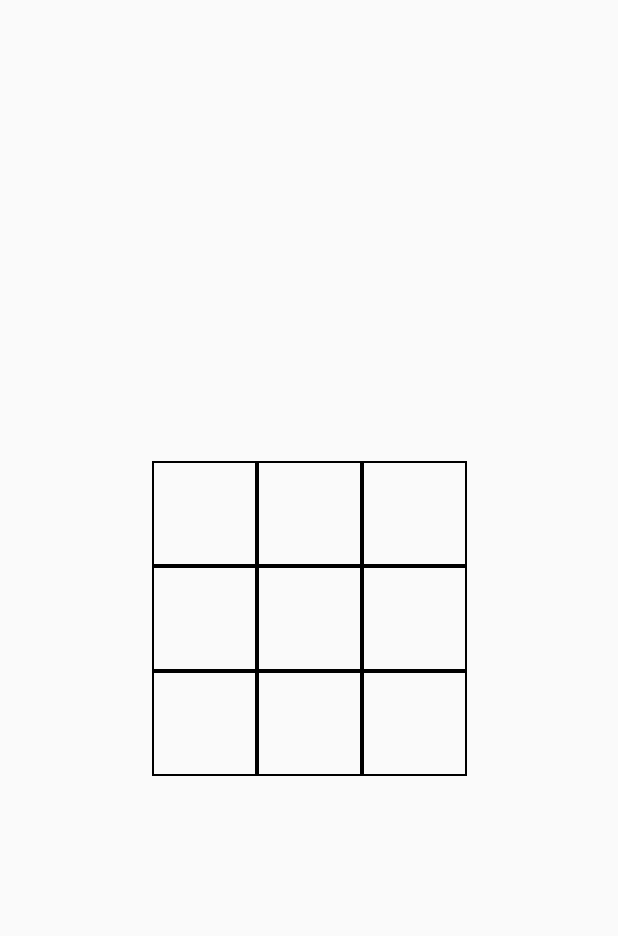
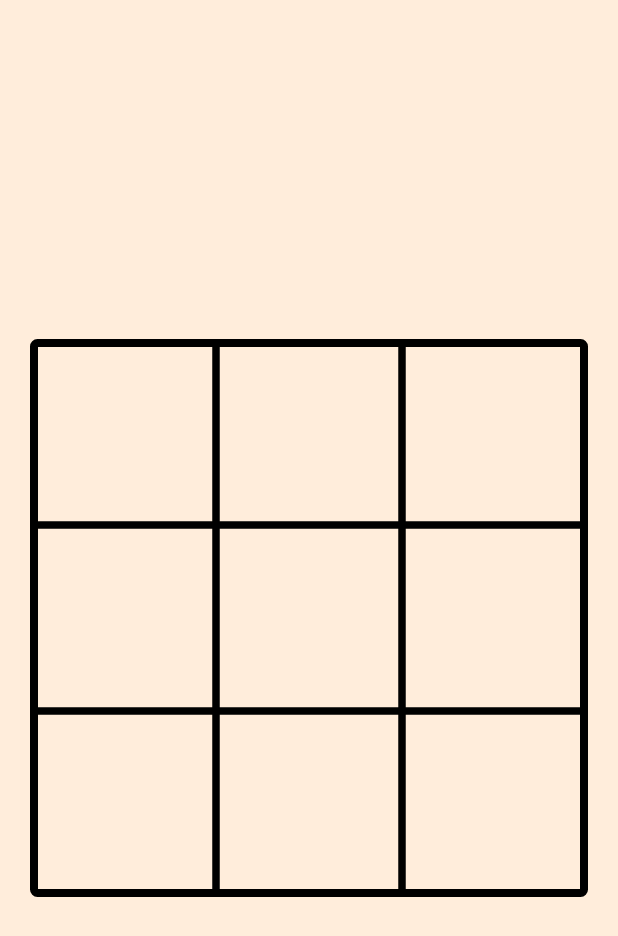
Before and after one commit to SukritLove/Tic-Tac-Toe_KMM, an Android app built with Jetpack Compose: the composable PlayScreen shown on its own in the app's theme, on a phone screen of 412 x 824 dp. Shown: the top 936 px of the screen. Run offline under Robolectric (Android 15) with nearby library versions, the phone set to English and light mode, and no system bars; our stand-ins replace Compose Multiplatform resources, Voyager; libraries missing offline, so code that uses them is left out: dev.icerock.moko; 6 statements that could not run were skipped.

Commit message:
Add Click Cell

```diff
--- /dev/null
+++ b/composeApp/src/commonMain/kotlin/ui/component/TicTacToeGrid.kt
@@ -0,0 +1,125 @@
+package ui.component
+
+import androidx.compose.foundation.Canvas
+import androidx.compose.foundation.Image
+import androidx.compose.foundation.border
+import androidx.compose.foundation.clickable
+import androidx.compose.foundation.layout.Box
+import androidx.compose.foundation.layout.BoxWithConstraints
+import androidx.compose.foundation.layout.Column
+import androidx.compose.foundation.layout.Row
+import androidx.compose.foundation.layout.aspectRatio
+import androidx.compose.foundation.layout.fillMaxSize
+import androidx.compose.foundation.shape.RoundedCornerShape
+import androidx.compose.runtime.Composable
+import androidx.compose.runtime.collectAsState
+import androidx.compose.runtime.getValue
+import androidx.compose.runtime.mutableStateOf
+import androidx.compose.runtime.remember
+import androidx.compose.runtime.setValue
+import androidx.compose.ui.Alignment
+import androidx.compose.ui.Modifier
+import androidx.compose.ui.geometry.Offset
+import androidx.compose.ui.graphics.Color
+import androidx.compose.ui.unit.dp
+import dev.icerock.moko.mvvm.livedata.compose.observeAsState
+import org.jetbrains.compose.resources.DrawableResource
+import org.jetbrains.compose.resources.ExperimentalResourceApi
+import org.jetbrains.compose.resources.painterResource
+import tic_tac_toe_kmm.composeapp.generated.resources.Res
+import ui.screen.playscreen.PlayViewModel
+import ui.screen.playscreen.Player
+
+
+@Composable
+fun TicTacToeGrid(boxModifier: Modifier, viewModel: PlayViewModel) {
+
+    val grid = viewModel.getGridSize()
+
+
+
+    BoxWithConstraints(
+        modifier = boxModifier,
+        contentAlignment = Alignment.Center
+    ) {
+        Canvas(
+            modifier = Modifier.fillMaxSize()
+                .border(5.dp, Color.Black, RoundedCornerShape(5.dp))
+        ) {
+
+            val thirdWidth = size.width / grid
+            val thirdHeight = size.height / grid
+
+            // Draw vertical lines
+            for (i in 1 until grid) {
+                val x = thirdWidth * i
+                drawLine(
+                    color = Color.Black,
+                    start = Offset(x, 0f),
+                    end = Offset(x, size.height),
+                    strokeWidth = 5.dp.toPx(),
+                    //cap = StrokeCap.Round
+                )
+            }
+
+            // Draw horizontal lines
+            for (i in 1 until grid) {
+                val y = thirdHeight * i
+                drawLine(
+                    color = Color.Black,
+                    start = Offset(0f, y),
+                    end = Offset(size.width, y),
+                    strokeWidth = 5.dp.toPx(),
+                    //cap = StrokeCap.Round
+                )
+            }
+        }
+
+        TicTacToeCellGroup(viewModel)
+
+    }
+}
+
+
+@Composable
+fun TicTacToeCellGroup(viewModel: PlayViewModel) {
+    val gridState = viewModel.grid.observeAsState()
+
+    Column {
+        gridState.value?.forEachIndexed { rowIndex, row ->
+            Row {
+                row.forEachIndexed { colIndex, cell ->
+                    Box(
+                        modifier = Modifier
+                            .weight(1f)
+                            .aspectRatio(1f)
+                            .clickable { viewModel.playTurn(rowIndex, colIndex) },
+                        contentAlignment = Alignment.Center
+                    ) {
+                        TicTacToeCell(cell.collectAsState().value)
+                    }
+                }
+            }
+        }
+    }
+}
+
+@OptIn(ExperimentalResourceApi::class)
+@Composable
+fun TicTacToeCell(cell: Player?) {
+    when (cell) {
+        Player.X -> Image(
+            painter = painterResource(Res.drawable.iconX),
+            contentDescription = "X",
+            modifier = Modifier.aspectRatio(1f / 2f)
+        )
+
+        Player.O -> Image(
+            painter = painterResource(Res.drawable.iconO),
+            contentDescription = "O",
+            modifier = Modifier.aspectRatio(1f / 2f)
+        )
+
+        null -> {}
+    }
+}
--- a/composeApp/src/commonMain/kotlin/ui/screen/playscreen/PlayScreen.kt
+++ b/composeApp/src/commonMain/kotlin/ui/screen/playscreen/PlayScreen.kt
@@ -1,21 +1,20 @@
 package ui.screen.playscreen
 
-import androidx.compose.foundation.BorderStroke
-import androidx.compose.foundation.border
+
+import androidx.compose.foundation.background
 import androidx.compose.foundation.layout.Arrangement
-import androidx.compose.foundation.layout.Box
 import androidx.compose.foundation.layout.Column
-import androidx.compose.foundation.layout.Row
+import androidx.compose.foundation.layout.aspectRatio
 import androidx.compose.foundation.layout.fillMaxSize
+import androidx.compose.foundation.layout.fillMaxWidth
 import androidx.compose.foundation.layout.padding
-import androidx.compose.foundation.layout.size
-import androidx.compose.material3.Text
 import androidx.compose.runtime.Composable
 import androidx.compose.ui.Alignment
 import androidx.compose.ui.Modifier
 import androidx.compose.ui.unit.dp
 import cafe.adriel.voyager.core.screen.Screen
-import androidx.compose.ui.graphics.Color
+import com.example.compose.AppColor
+import ui.component.TicTacToeGrid
 
 class PlayScreen : Screen {
     private val viewModel = PlayViewModel()
@@ -24,31 +23,15 @@ class PlayScreen : Screen {
     override fun Content() {
 
         Column(
-            Modifier.fillMaxSize().padding(20.dp),
+            modifier = Modifier.fillMaxSize().background(AppColor.background).padding(20.dp),
             horizontalAlignment = Alignment.CenterHorizontally,
-            verticalArrangement = Arrangement.Center
+            verticalArrangement = Arrangement.spacedBy(20.dp)
         ) {
-            Column {
-                viewModel.createGrid().first.forEach { row ->
-                    Row {
-                        row.forEach { cell ->
-                            Box(
-                                modifier = Modifier
-                                    .size(70.dp)
-                                    .border(
-                                        BorderStroke(
-                                            1.dp,
-                                            Color.Black
-                                        )
-                                    ),
-                                contentAlignment = Alignment.Center
-                            ) {
-                                Text(text = cell)
-                            }
-                        }
-                    }
-                }
-            }
+            TicTacToeGrid(
+                boxModifier = Modifier.weight(1f).aspectRatio(1f),
+                viewModel
+            )
         }
+
     }
 }
--- a/composeApp/src/commonMain/kotlin/ui/screen/playscreen/PlayViewModel.kt
+++ b/composeApp/src/commonMain/kotlin/ui/screen/playscreen/PlayViewModel.kt
@@ -1,23 +1,51 @@
 package ui.screen.playscreen
 
-import androidx.compose.ui.unit.Dp
-import androidx.compose.ui.unit.dp
 import data.DataRepo
+import dev.icerock.moko.mvvm.livedata.LiveData
+import dev.icerock.moko.mvvm.livedata.MutableLiveData
 import dev.icerock.moko.mvvm.viewmodel.ViewModel
+import kotlinx.coroutines.flow.MutableStateFlow
+import org.jetbrains.compose.resources.DrawableResource
+import org.jetbrains.compose.resources.ExperimentalResourceApi
+import tic_tac_toe_kmm.composeapp.generated.resources.Res
 
+enum class Player {
+    X, O
+}
+
+data class Cell(var value: Player? = null)
 class PlayViewModel : ViewModel() {
     private val dataRepo = DataRepo.data
 
+    private val _grid = MutableLiveData(List(getGridSize()) {
+        MutableList(getGridSize()) {
+            MutableStateFlow<Player?>(null)
+        }
+    })
+    val grid = _grid
 
-    fun createGrid(): Pair<List<List<String>>, Dp> {
-        return Pair(List(dataRepo.gridSize) {
-            List(dataRepo.gridSize) { "" }
-        }, when (dataRepo.gridSize){
-            3 -> 120.dp
-            4 -> 90.dp
-            5 -> 70.dp
-            6 -> 60.dp
-            else -> {40.dp}
-        })
+
+    private val _currentPlayer: MutableLiveData<Player> = MutableLiveData(Player.X)
+    val currentPlayer: LiveData<Player> = _currentPlayer
+
+    @OptIn(ExperimentalResourceApi::class)
+    fun playTurn(row: Int, col: Int) {
+        val currentGrid = _grid.value.map { it.toMutableList() }
+        if (currentGrid[row][col].value == null) {
+            currentGrid[row][col].value = _currentPlayer.value
+            _currentPlayer.value =
+                when (_currentPlayer.value) {
+                    Player.X -> Player.O
+                    Player.O -> Player.X
+                }
+            _grid.value = currentGrid // Trigger LiveData update
+        }
+
     }
+
+    fun getGridSize(): Int {
+        return dataRepo.gridSize
+    }
+
+
 }
```
Also changed, not shown: composeApp/src/commonMain/kotlin/ui/screen/home/HomeScreen.kt (+8 -41 lines), composeApp/src/commonMain/kotlin/ui/screen/home/HomeViewModel.kt (+4 -11 lines), composeApp/src/commonMain/composeResources/drawable/blank.png (added).
